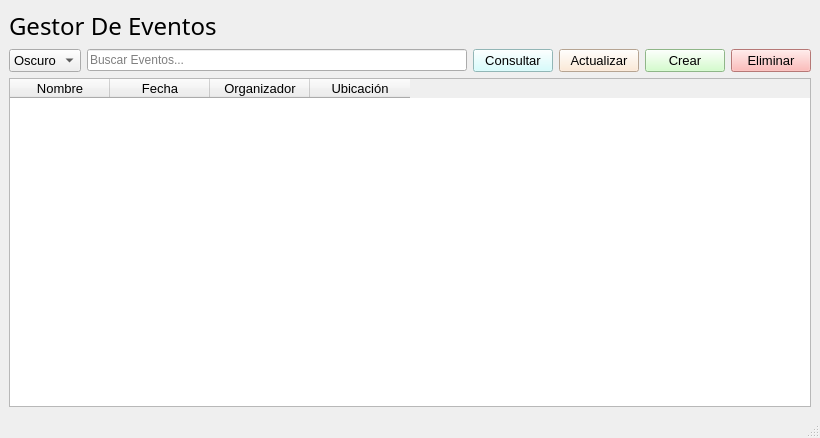
The window that src/ui/PantallaPrincipal.ui (IvanJesusCorbalanPascual/Gestor-de-Eventos) describes before a commit, drawn with Qt 5.
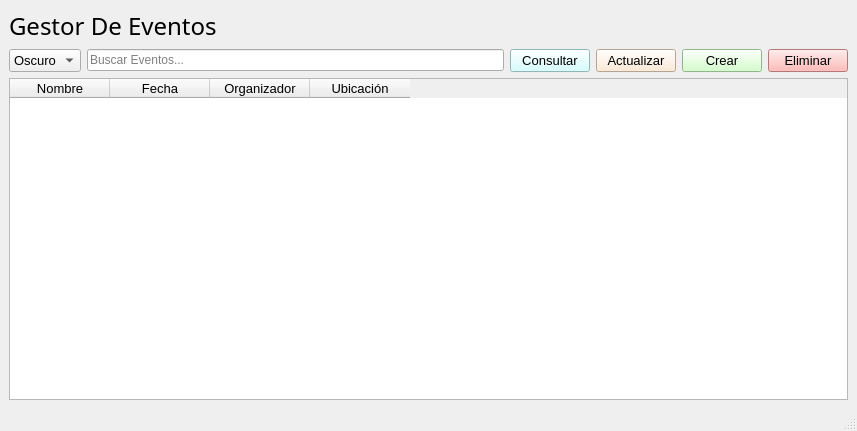
The same window after the commit. Icons and pictures are not drawn.

Patch:
```diff
--- a/src/ui/PantallaPrincipal.ui
+++ b/src/ui/PantallaPrincipal.ui
@@ -6,8 +6,8 @@
    <rect>
     <x>0</x>
     <y>0</y>
-    <width>820</width>
-    <height>438</height>
+    <width>857</width>
+    <height>431</height>
    </rect>
   </property>
   <property name="windowTitle">
```
